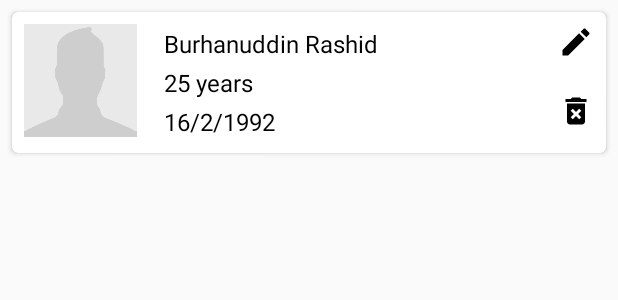
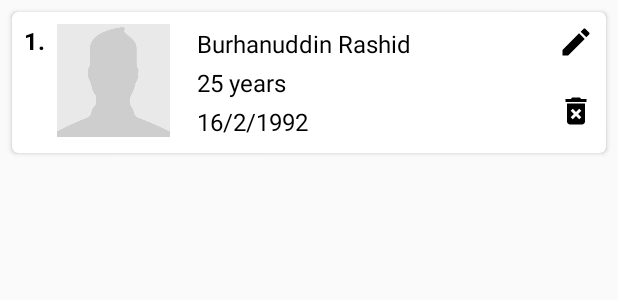
Before and after one commit to burhanrashid52/Android-Room-Data-Persistent, an Android app: the layout view_users.xml on its own in the app's theme, with its tools: preview values and no code run, on a phone screen of 412 x 824 dp. Shown: the top 300 px of the screen. Run offline under Robolectric (Android 15) with nearby library versions, the phone set to English and light mode, and no system bars.

Commit message:
-New Changes

```diff
--- a/app/src/main/java/com/burhan/arch/room/adapter/UserAdapter.java
+++ b/app/src/main/java/com/burhan/arch/room/adapter/UserAdapter.java
@@ -40,6 +40,7 @@ public class UserAdapter extends RecyclerView.Adapter<UserAdapter.ViewHolder> {
     @Override
     public void onBindViewHolder(ViewHolder holder, int position) {
         User user = userList.get(position);
+        holder.txtItemNumber.setText((position + 1) + ".");
         holder.txtUserName.setText(String.format("%s %s", user.getFirstName(), user.getLastName()));
         holder.txtUserAge.setText(String.format("%d years", user.getAge()));
         holder.txtUserDob.setText(getDateOfBirth(user.getDateOfBirth()));
@@ -58,17 +59,20 @@ public class UserAdapter extends RecyclerView.Adapter<UserAdapter.ViewHolder> {
     }
 
     public void setUserList(List<User> userList) {
+        //   DiffUtil.DiffResult diffResult = DiffUtil.calculateDiff(new DiffUtilUser(userList, this.userList));
+        //  diffResult.dispatchUpdatesTo(this);
         this.userList = userList;
         notifyDataSetChanged();
     }
 
     public class ViewHolder extends RecyclerView.ViewHolder {
-        TextView txtUserName, txtUserAge, txtUserDob;
+        TextView txtUserName, txtUserAge, txtUserDob, txtItemNumber;
         ImageView btnDelete, btnUpdate, ivProfilePic;
 
         public ViewHolder(final View itemView) {
             super(itemView);
             txtUserName = itemView.findViewById(R.id.txtUserName);
+            txtItemNumber = itemView.findViewById(R.id.txtItemNumber);
             txtUserAge = itemView.findViewById(R.id.txtUserAge);
             txtUserDob = itemView.findViewById(R.id.txtDOB);
             btnDelete = itemView.findViewById(R.id.btnDelete);
--- a/app/src/main/java/com/burhan/arch/room/dbutils/Converters.java
+++ b/app/src/main/java/com/burhan/arch/room/dbutils/Converters.java
@@ -35,7 +35,7 @@ public class Converters {
     public static String fromBitmapToBase64(Bitmap bitmap) {
         if (bitmap != null) {
             ByteArrayOutputStream byteArrayOS = new ByteArrayOutputStream();
-            bitmap.compress(Bitmap.CompressFormat.PNG, 100, byteArrayOS);
+            bitmap.compress(Bitmap.CompressFormat.PNG, 25, byteArrayOS);
             return Base64.encodeToString(byteArrayOS.toByteArray(), Base64.DEFAULT);
         } else {
             return null;
--- a/app/src/main/java/com/burhan/arch/room/models/UserModel.java
+++ b/app/src/main/java/com/burhan/arch/room/models/UserModel.java
@@ -25,4 +25,8 @@ public class UserModel extends AndroidViewModel {
     public LiveData<List<User>> getAllUser() {
         return userDao.getAll();
     }
+
+    public void insertUsers(List<User> userList) {
+        userDao.insertAll(userList);
+    }
 }
--- a/app/src/main/res/layout/view_users.xml
+++ b/app/src/main/res/layout/view_users.xml
@@ -18,9 +18,21 @@
             android:layout_width="match_parent"
             android:layout_height="match_parent">
 
+            <TextView
+                android:id="@+id/txtItemNumber"
+                tools:text="1."
+                android:textSize="@dimen/normal_text_size"
+                android:textColor="@android:color/black"
+                android:textStyle="bold"
+                android:layout_marginTop="@dimen/normal_margin"
+                android:layout_marginLeft="@dimen/normal_margin"
+                android:layout_width="wrap_content"
+                android:layout_height="wrap_content"/>
+
             <ImageView
                 android:id="@+id/ivProfilePicture"
                 android:layout_width="75dp"
+                android:layout_toEndOf="@id/txtItemNumber"
                 android:layout_height="75dp"
                 android:layout_margin="@dimen/normal_margin"
                 android:src="@drawable/profile_placeholder" />
--- a/build.gradle
+++ b/build.gradle
@@ -5,7 +5,7 @@ buildscript {
         jcenter()
     }
     dependencies {
-        classpath 'com.android.tools.build:gradle:2.3.0'
+        classpath 'com.android.tools.build:gradle:2.3.3'
 
         // NOTE: Do not place your application dependencies here; they belong
         // in the individual module build.gradle files
```
Also changed, not shown: app/src/main/java/com/burhan/arch/room/activities/MainActivity.java (+18 -3 lines), app/src/main/java/com/burhan/arch/room/dbutils/Utils.java (+30 -0 lines), app/src/main/java/com/burhan/arch/room/models/DiffUtilUser.java (added, +41 -0 lines), app/src/main/java/com/burhan/arch/room/models/User.java (+8 -0 lines), app/src/main/res/menu/menu_main.xml (+10 -5 lines).
